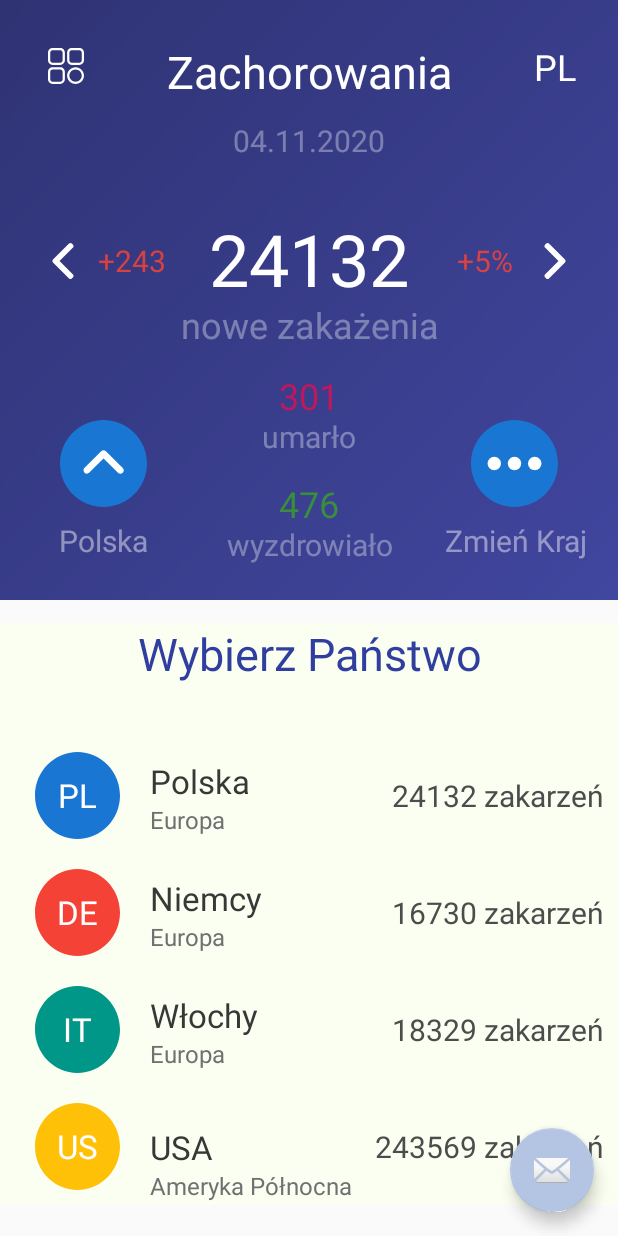
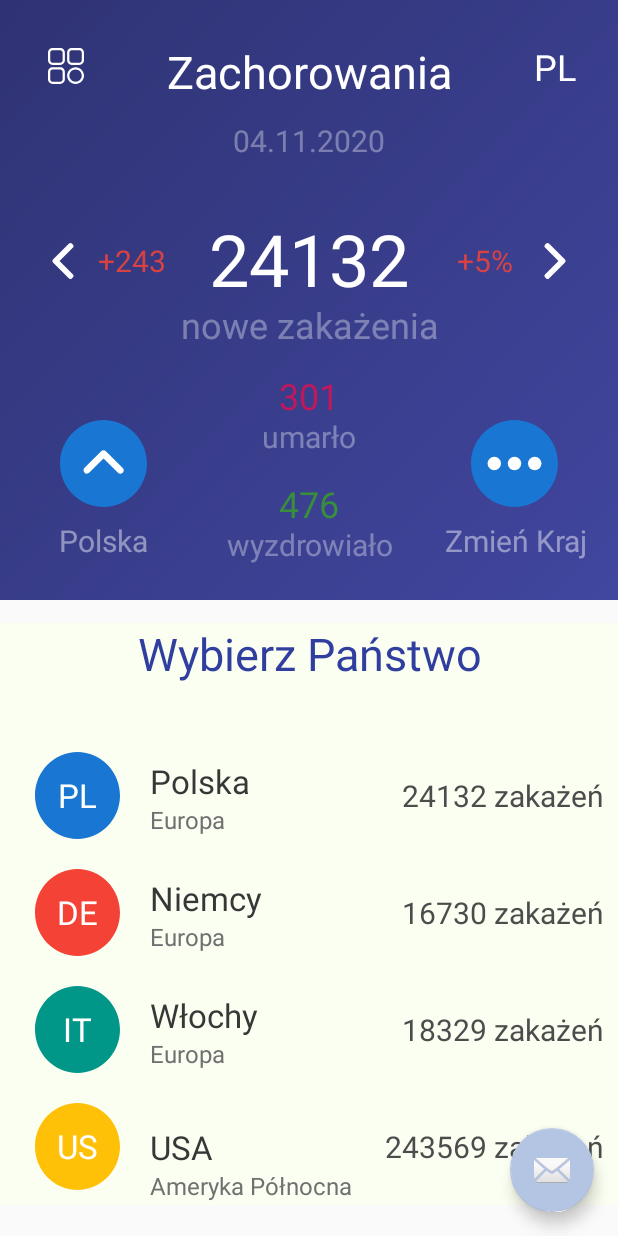
Before and after one commit to JJPietras/covidinfo-itms, an Android app: the screen it shows after launch (MainActivity), on a phone screen of 412 x 824 dp. Run offline under Robolectric (Android 15) with nearby library versions, the light colour scheme and no system bars; our stand-ins replace navigation-ui; libraries missing offline, so code that uses them is left out: com.github.aachartmodel.aainfographics; Roboto replaces fonts that are not available here.

Commit message:
poprawiłem literóweczki :3

```diff
--- a/COVIDInfo/app/src/main/res/layout/fragment_today.xml
+++ b/COVIDInfo/app/src/main/res/layout/fragment_today.xml
@@ -365,7 +365,7 @@
                         android:layout_weight="0.52"
                         android:fontFamily="@font/roboto"
                         android:gravity="bottom|right"
-                        android:text="24132 zakarzeń"
+                        android:text="24132 zakażeń"
                         android:textColor="#4C4C4C"
                         android:textSize="20sp" />
 
@@ -433,7 +433,7 @@
                         android:layout_weight="0.52"
                         android:fontFamily="@font/roboto"
                         android:gravity="bottom|right"
-                        android:text="16730 zakarzeń"
+                        android:text="16730 zakażeń"
                         android:textColor="#4C4C4C"
                         android:textSize="20sp" />
 
@@ -501,7 +501,7 @@
                         android:layout_weight="0.52"
                         android:fontFamily="@font/roboto"
                         android:gravity="bottom|right"
-                        android:text="18329 zakarzeń"
+                        android:text="18329 zakażeń"
                         android:textColor="#4C4C4C"
                         android:textSize="20sp" />
 
@@ -569,7 +569,7 @@
                         android:layout_weight="0.52"
                         android:fontFamily="@font/roboto"
                         android:gravity="bottom|right"
-                        android:text="243569 zakarzeń"
+                        android:text="243569 zakażeń"
                         android:textColor="#4C4C4C"
                         android:textSize="20sp" />
 
```
